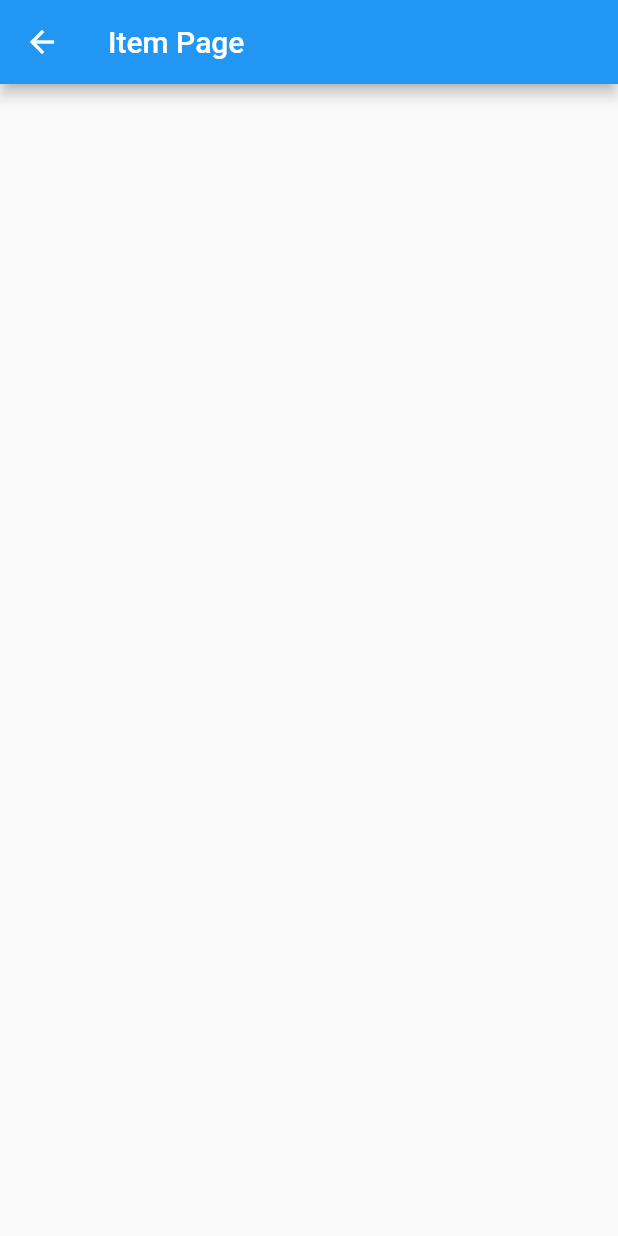
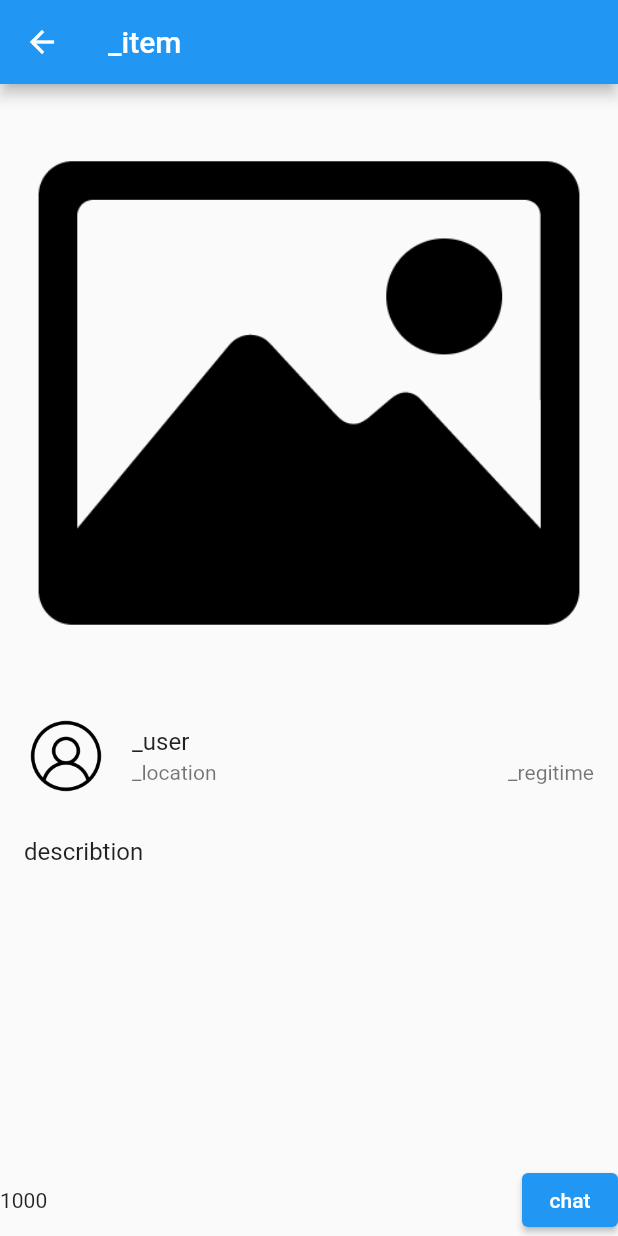
Before and after one commit to ljh-none/opensource_2, a Flutter app: the screen it shows after launch, after a tap on "_item", on a phone screen of 412 x 824 dp. Run offline on Flutter 3.47's test engine with Material 2 defaults, Android fonts, the phone set to English and light mode, and no system bars.

Commit message:
프로바이더 클래스에 함수좀 박아넣고 홈페이지 아이템 클릭 시 창 대강 구현

```diff
--- a/lib/hompage.dart
+++ b/lib/hompage.dart
@@ -20,14 +20,14 @@ class _HomePageState extends State<HomePage> {
       margin: const EdgeInsets.symmetric(vertical: 1),
       child: ListTile(
         leading: Image.asset("images/EmptyImage.png"),
-        title: Text(Provider.of<ItemObject>(context, listen: false).getItemName(index)),
+        title: Text(Provider.of<ItemObject>(context).getItemName(index)),
         subtitle: Row(children: [
-          Text(Provider.of<ItemObject>(context, listen: false).getLocationName(index)),
+          Text(Provider.of<ItemObject>(context).getLocationName(index)),
           const Spacer(),
-          Text(Provider.of<ItemObject>(context, listen: false).getRegitimeName(index)),
+          Text(Provider.of<ItemObject>(context).getRegitimeName(index)),
         ]),
         onTap: () {
-          gotoSub(context, HOMESUB);
+          gotoSub(context, HOMESUB, index);
         },
       ),
     );
@@ -47,7 +47,8 @@ class _HomePageState extends State<HomePage> {
 }
 
 class HomePageSub extends StatefulWidget {
-  const HomePageSub({super.key});
+  final int index;
+  const HomePageSub({super.key, required this.index});
   @override
   State<HomePageSub> createState() => _HomePageSubState();
 }
@@ -57,8 +58,32 @@ class _HomePageSubState extends State<HomePageSub> {
   Widget build(BuildContext context) {
     return Scaffold(
       appBar: AppBar(
-        title: const Text("Item Page"),
+        title: Text(
+            "${Provider.of<ItemObject>(context).getItemName(widget.index)}"),
       ),
+      body: ListView(
+        children: <Widget>[
+          Image.asset("images/EmptyImage.png"),
+          ListTile(
+              leading: Image.asset("images/EmptyProfileImage.png"),
+              title: Text(
+                  Provider.of<ItemObject>(context).getUserName(widget.index)),
+              subtitle: Row(children: [
+                Text(Provider.of<ItemObject>(context)
+                    .getLocationName(widget.index)),
+                const Spacer(),
+                Text(Provider.of<ItemObject>(context)
+                    .getRegitimeName(widget.index)),
+              ])),
+          ListTile(title: Text("describtion")),
+        ],
+      ),
+      bottomNavigationBar: Row(children: [
+        Text(
+            Provider.of<ItemObject>(context).getPrice(widget.index).toString()),
+        const Spacer(),
+        const ElevatedButton(onPressed: nothing, child: Text("chat")),
+      ]),
     );
   }
 }
--- a/lib/main.dart
+++ b/lib/main.dart
@@ -21,11 +21,11 @@ const String CATEGORYSUB = "categorysub";
 const String ALERTSUB = "alertsub";
 const String SEARCHSUB = "searchsub";
 
-Function gotoSub = (BuildContext context, String cls) {
+Function gotoSub = (BuildContext context, String cls, int i) {
   switch (cls) {
     case HOMESUB:
       Navigator.push(context,
-          MaterialPageRoute(builder: (context) => const HomePageSub()));
+          MaterialPageRoute(builder: (context) => HomePageSub(index: i)));
       break;
     case CHATSUB:
       Navigator.push(context,
@@ -62,6 +62,7 @@ class ItemData {
   String _describe;
   int _price;
   String _location;
+  bool _chatState = false;
 
   ItemData(this._item, this._user, this._category, this._regitime,
       this._describe, this._price, this._location);
@@ -71,7 +72,6 @@ var _var1 = ItemData(
     "_item", "_user", "_category", "_regitime", "_describe", 1000, "_location");
 var _var2 = ItemData(
     "_item", "_user", "_category", "_regitime", "_describe", 2000, "_location");
-
 class ItemObject extends ChangeNotifier {
   List<ItemData> _items = [_var1, _var2];
 
@@ -84,6 +84,12 @@ class ItemObject extends ChangeNotifier {
   String getItemName(int index) => _items[index]._item;
   String getLocationName(int index) => _items[index]._location;
   String getRegitimeName(int index) => _items[index]._regitime;
+  String getUserName(int index) => _items[index]._user;
+  int getPrice(int index) => _items[index]._price;
+}
+
+void nothing() {
+  return;
 }
 
 /////////////////////////////////////////////////////////////////////////////////
@@ -155,10 +161,6 @@ class _MainFrameState extends State<MainFrame> {
   //function space
   void _tapBottom(int index) {
     setState(() => _bottomIndex = index);
-  }
-
-  void nothing() {
-    return;
   }
 
   PopupMenuButton<String> _buildPopupMenuButton() {
```
